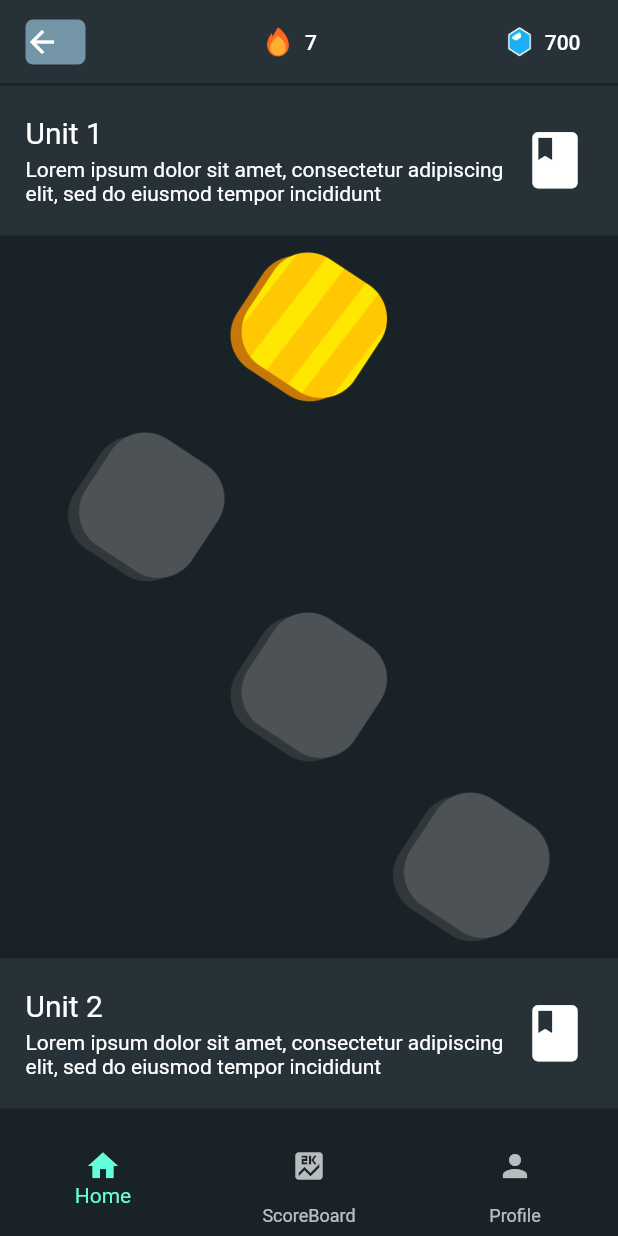
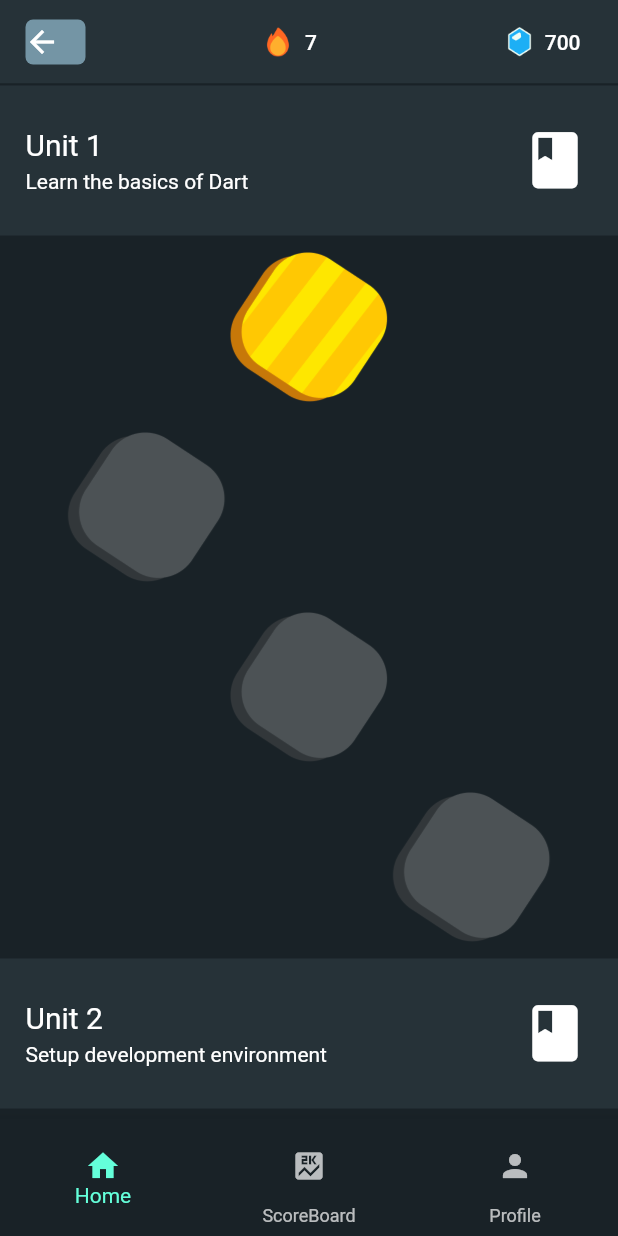
Before and after one commit to DreamBig-in/app_0.1, a Flutter app: the HomeView screen opened by its route, on a phone screen of 412 x 824 dp. Run offline on Flutter 3.47's test engine with Material 2 defaults, Android fonts, the light colour scheme and no system bars; our stand-ins replace animated_text_kit, firebase_auth, firebase_core, flutter_markdown, google_sign_in, rive and 4 more; accounts and stored records are empty; Roboto replaces fonts that are missing (Arial).

Commit message:
Mock data and few changes

```diff
--- a/lib/app/app.bottomsheets.dart
+++ b/lib/app/app.bottomsheets.dart
@@ -9,10 +9,12 @@ import 'package:stacked_services/stacked_services.dart';
 import 'app.locator.dart';
 import '../ui/bottom_sheets/checkanswer/checkanswer_sheet.dart';
 import '../ui/bottom_sheets/notice/notice_sheet.dart';
+import '../ui/bottom_sheets/stack/stack_sheet.dart';
 
 enum BottomSheetType {
   notice,
   checkanswer,
+  stack,
 }
 
 void setupBottomSheetUi() {
@@ -23,6 +25,8 @@ void setupBottomSheetUi() {
         NoticeSheet(request: request, completer: completer),
     BottomSheetType.checkanswer: (context, request, completer) =>
         CheckanswerSheet(request: request, completer: completer),
+    BottomSheetType.stack: (context, request, completer) =>
+        StackSheet(request: request, completer: completer),
   };
 
   bottomsheetService.setCustomSheetBuilders(builders);
--- a/lib/app/app.dart
+++ b/lib/app/app.dart
@@ -14,6 +14,7 @@ import 'package:app/ui/views/onboardingquiz/onboardingquiz_view.dart';
 import 'package:app/ui/views/scoreboard/scoreboard_view.dart';
 import 'package:app/ui/views/slider/slider_view.dart';
 import 'package:app/ui/bottom_sheets/checkanswer/checkanswer_sheet.dart';
+import 'package:app/ui/bottom_sheets/stack/stack_sheet.dart';
 // @stacked-import
 
 @StackedApp(
@@ -40,6 +41,7 @@ import 'package:app/ui/bottom_sheets/checkanswer/checkanswer_sheet.dart';
   bottomsheets: [
     StackedBottomsheet(classType: NoticeSheet),
     StackedBottomsheet(classType: CheckanswerSheet),
+    StackedBottomsheet(classType: StackSheet),
 // @stacked-bottom-sheet
   ],
   dialogs: [
--- /dev/null
+++ b/lib/ui/bottom_sheets/stack/stack_sheet_model.dart
@@ -0,0 +1,3 @@
+import 'package:stacked/stacked.dart';
+
+class StackSheetModel extends BaseViewModel {}
--- a/lib/ui/common/mock_data.dart
+++ b/lib/ui/common/mock_data.dart
@@ -1,32 +1,16 @@
 const List<Map<String, dynamic>> homeviewResponse = [
   {
     "unit": "1",
-    "unitName":
-        "Lorem ipsum dolor sit amet, consectetur adipiscing elit, sed do eiusmod tempor incididunt ",
+    "unitName": "Learn the basics of Dart",
     "chapterCount": 5,
     "progress": {"chapter_name 1": true, "chapter_name 2": false},
   },
   {
     "unit": "1",
-    "unitName":
-        "Lorem ipsum dolor sit amet, consectetur adipiscing elit, sed do eiusmod tempor incididunt ",
+    "unitName": "Setup development environment",
     "chapterCount": 5,
     "progress": {"chapter_name 1": true, "chapter_name 2": false},
   },
-  {
-    "unit": "1",
-    "unitName":
-        "Lorem ipsum dolor sit amet, consectetur adipiscing elit, sed do eiusmod tempor incididunt ",
-    "chapterCount": 5,
-    "progress": {"chapter_name 1": true, "chapter_name 2": false},
-  },
-  {
-    "unit": "1",
-    "unitName":
-        "Lorem ipsum dolor sit amet, consectetur adipiscing elit, sed do eiusmod tempor incididunt ",
-    "chapterCount": 5,
-    "progress": {"chapter_name 1": true, "chapter_name 2": false},
-  }
 ];
 
 const coursesEnrolled = [" ", " ", " "];
--- a/lib/ui/views/slider/slider_view.dart
+++ b/lib/ui/views/slider/slider_view.dart
@@ -69,7 +69,7 @@ class SliderView extends StackedView<SliderViewModel> {
               ReUsedBtn(
                   title: "Continue",
                   onClickAction: () {
-                    viewModel.navigateToHomeScreen();
+                    viewModel.navigateToQuiz();
                   },
                   buttonType: ButtonType.success)
             ],
--- a/lib/ui/views/slider/slider_viewmodel.dart
+++ b/lib/ui/views/slider/slider_viewmodel.dart
@@ -21,4 +21,8 @@ class SliderViewModel extends BaseViewModel {
     print("navigate to home screen");
     _navigationService.replaceWith(Routes.homeView);
   }
+
+  void navigateToQuiz() {
+    _navigationService.replaceWith(Routes.quizView);
+  }
 }
```
Also changed, not shown: 1 other file.
